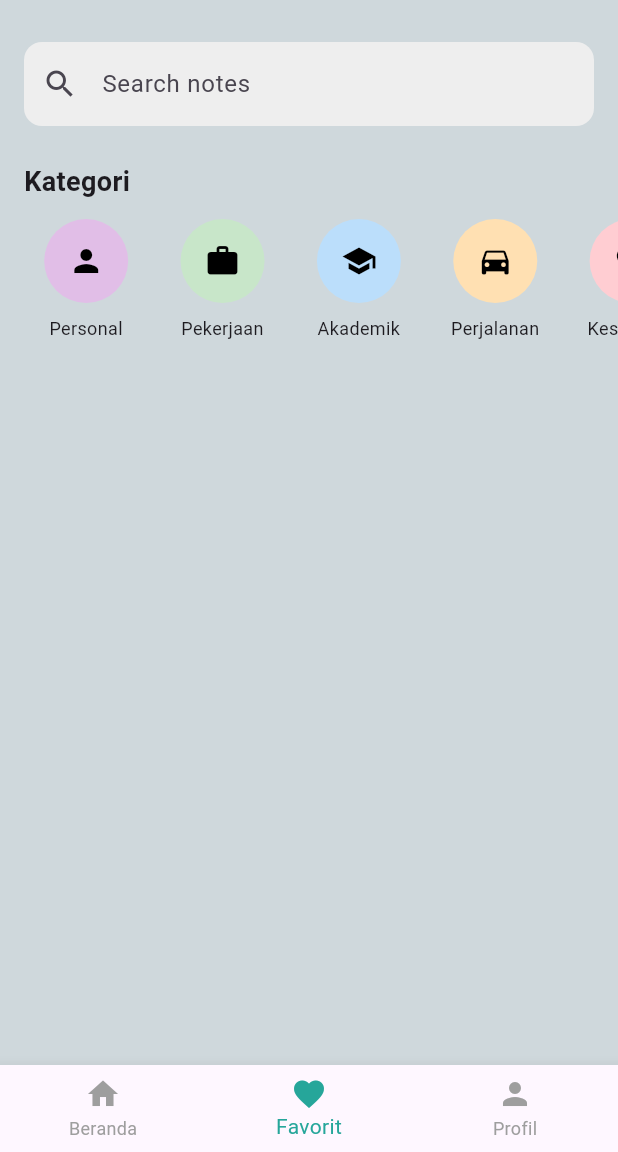
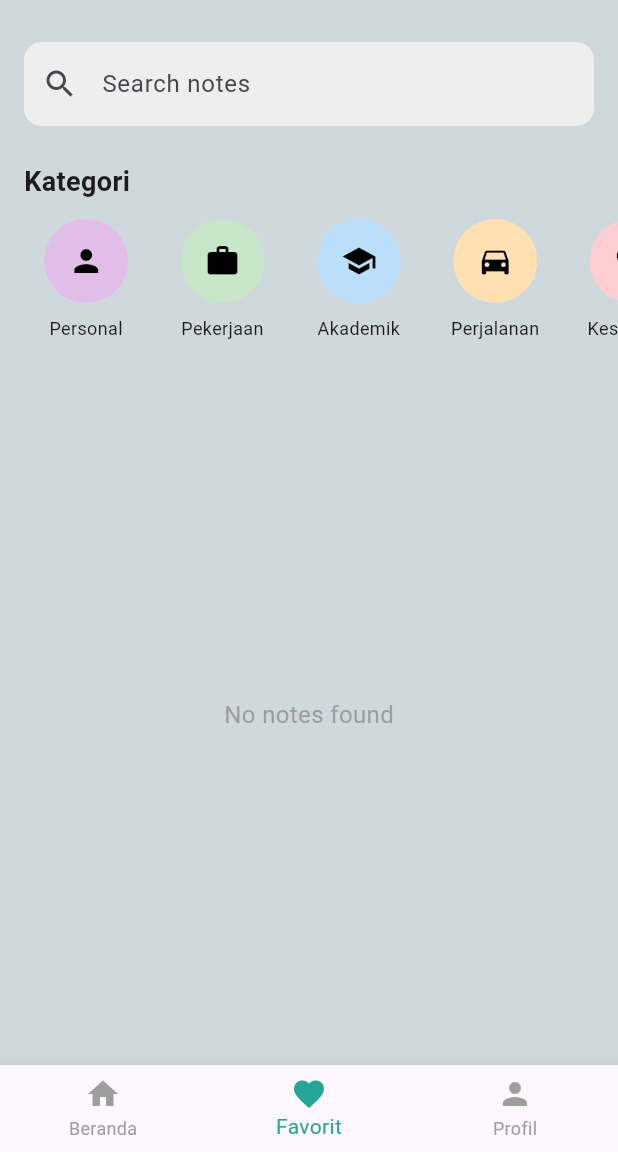
Before and after one commit to AwwaliyahAliyah/tekber-fp, a Flutter app: the HomeScreen screen opened directly, item 2 of the bottom bar chosen, on a phone screen of 412 x 824 dp, the part 84-1236 px from its top. Run offline on Flutter 3.47's test engine with Material 3 defaults, Android fonts, the light colour scheme and no system bars; our stand-ins replace icons_plus.

Commit message:
fitur serach bisa berfungsi

```diff
--- a/lib/main.dart
+++ b/lib/main.dart
@@ -4,6 +4,7 @@ import 'package:provider/provider.dart';
 import 'providers/category_provider.dart';
 import 'providers/note_provider.dart';
 import 'providers/user_provider.dart';
+import 'providers/search_provider.dart';
 
 void main() {
   runApp(NoteTakingApp());
@@ -17,6 +18,7 @@ class NoteTakingApp extends StatelessWidget {
         ChangeNotifierProvider(create: (_) => CategoryProvider()),
         ChangeNotifierProvider(create: (_) => NoteProvider()),
         ChangeNotifierProvider(create: (_) => UserProvider()),
+        ChangeNotifierProvider(create: (_) => SearchProvider()),
       ],
       child: MaterialApp(
         debugShowCheckedModeBanner: false,
--- /dev/null
+++ b/lib/providers/search_provider.dart
@@ -0,0 +1,27 @@
+import 'package:flutter/material.dart';
+import '../models/note_model.dart';
+
+class SearchProvider with ChangeNotifier {
+  String _searchQuery = '';
+
+  // Getter untuk query pencarian
+  String get searchQuery => _searchQuery;
+
+  // Setter untuk mengubah query pencarian
+  void setSearchQuery(String query) {
+    _searchQuery = query;
+    notifyListeners(); // Memberitahu listener bahwa pencarian telah berubah
+  }
+
+  // Fungsi untuk mendapatkan catatan yang sesuai dengan query pencarian
+  List<Note> searchNotes(List<Note> notes) {
+    if (_searchQuery.isEmpty) {
+      return notes; // Jika tidak ada query pencarian, kembalikan semua catatan
+    }
+    return notes
+        .where((note) =>
+            note.title.toLowerCase().contains(_searchQuery.toLowerCase()) ||
+            note.content.toLowerCase().contains(_searchQuery.toLowerCase()))
+        .toList(); // Filter catatan berdasarkan query pencarian
+  }
+}
--- a/lib/screens/favorite.dart
+++ b/lib/screens/favorite.dart
@@ -1,13 +1,17 @@
 import 'package:flutter/material.dart';
 import 'package:provider/provider.dart';
 import '../providers/note_provider.dart';
+import '../providers/search_provider.dart';
 import 'package:progresfp1/widgets/category_section.dart';
 import 'package:progresfp1/widgets/note_card.dart';
 
 class FavoriteScreen extends StatelessWidget {
   @override
   Widget build(BuildContext context) {
-    final favoriteNotes = Provider.of<NoteProvider>(context).favoriteNotes;
+    final searchProvider = Provider.of<SearchProvider>(context);
+    final favoriteNotes = searchProvider.searchNotes(
+      Provider.of<NoteProvider>(context).favoriteNotes,
+    ); // Mendapatkan hasil pencarian dari favorit notes
 
     return Column(
       crossAxisAlignment: CrossAxisAlignment.start,
@@ -20,6 +24,9 @@ class FavoriteScreen extends StatelessWidget {
             right: 16.0,
           ),
           child: TextField(
+            onChanged: (query) {
+              searchProvider.setSearchQuery(query); // Update pencarian
+            },
             decoration: InputDecoration(
               prefixIcon: Icon(Icons.search),
               hintText: 'Search notes',
@@ -43,7 +50,14 @@ class FavoriteScreen extends StatelessWidget {
         Expanded(
           child: Padding(
             padding: const EdgeInsets.symmetric(horizontal: 16.0),
-            child: ListView.builder(
+            child: favoriteNotes.isEmpty
+                  ? Center(
+                      child: Text(
+                        'No notes found',
+                        style: TextStyle(color: Colors.grey, fontSize: 16),
+                      ),
+                    )
+                  : ListView.builder(
                     itemCount: favoriteNotes.length,
                     itemBuilder: (context, index) {
                       final note = favoriteNotes[index];
--- a/lib/screens/home.dart
+++ b/lib/screens/home.dart
@@ -4,6 +4,7 @@ import 'package:progresfp1/widgets/category_section.dart';
 import 'package:progresfp1/screens/favorite.dart';
 import 'package:progresfp1/screens/profile.dart';
 import '../providers/note_provider.dart';
+import '../providers/search_provider.dart';
 import '../widgets/note_card.dart';
 import 'add_note.dart';
 
@@ -25,7 +26,10 @@ class _HomeScreenState extends State<HomeScreen> {
   @override
   Widget build(BuildContext context) {
     final noteProvider = Provider.of<NoteProvider>(context);
+    final searchProvider = Provider.of<SearchProvider>(context);
     final notes = noteProvider.notes;
+    final filteredNotes = searchProvider.searchNotes(notes);
+
 
     // Konten untuk setiap tab
     List<Widget> _pages = [
@@ -42,6 +46,9 @@ class _HomeScreenState extends State<HomeScreen> {
               right: 16.0
             ),
             child: TextField(
+              onChanged: (query) {
+                searchProvider.setSearchQuery(query); // Update pencarian saat query berubah
+              },
               decoration: InputDecoration(
                 prefixIcon: Icon(Icons.search),
                 hintText: 'Search notes',
@@ -67,10 +74,17 @@ class _HomeScreenState extends State<HomeScreen> {
             child: Padding(
               padding: const EdgeInsets.symmetric(
                 horizontal: 16.0),
-              child: ListView.builder(
-                itemCount: notes.length,
+              child: filteredNotes.isEmpty
+                  ? Center(
+                      child: Text(
+                        'No notes found',
+                        style: TextStyle(color: Colors.grey, fontSize: 16),
+                      ),
+                    )
+                  : ListView.builder(
+                    itemCount: filteredNotes.length,
                     itemBuilder: (context, index) {
-                  final note = notes[index];
+                      final note = filteredNotes[index];
                       return NoteCard(
                         note: note,
                         onFavoriteToggle: () => noteProvider.toggleFavorite(note),
```
Lines whose indentation alone changed are shown as unchanged.
